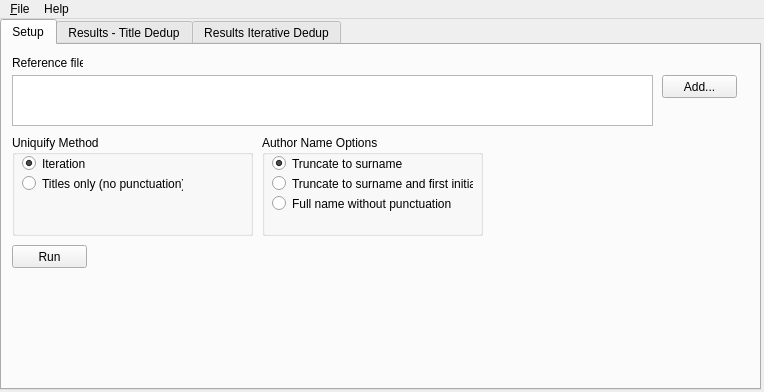
Above: MainWindow.ui from TomMonks/DedupInterface before the change. Below: the same form after it.
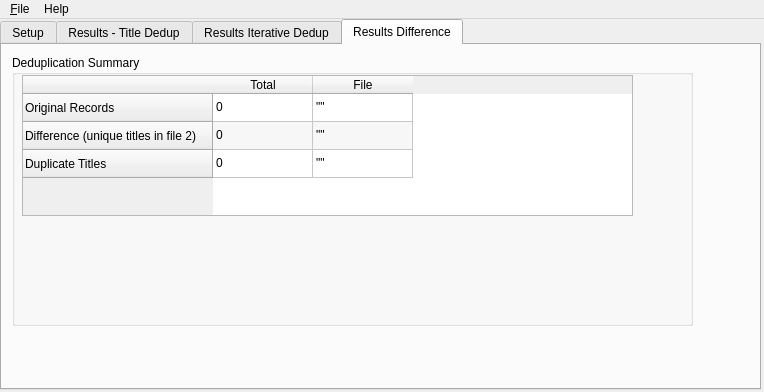
That is the form after the change.

Commit message: Added Difference Functionality - possible bug in output.  Last reference looks truncated

Diff of the .ui file:
```diff
--- a/MainWindow.ui
+++ b/MainWindow.ui
@@ -27,7 +27,7 @@
      <enum>QTabWidget::Rounded</enum>
     </property>
     <property name="currentIndex">
-     <number>0</number>
+     <number>3</number>
     </property>
     <widget class="QWidget" name="tab">
      <attribute name="title">
@@ -509,6 +509,113 @@
       </widget>
      </widget>
     </widget>
+    <widget class="QWidget" name="diff_tab">
+     <attribute name="title">
+      <string>Results Difference</string>
+     </attribute>
+     <widget class="QGroupBox" name="groupBox_5">
+      <property name="geometry">
+       <rect>
+        <x>10</x>
+        <y>10</y>
+        <width>681</width>
+        <height>271</height>
+       </rect>
+      </property>
+      <property name="title">
+       <string>Deduplication Summary</string>
+      </property>
+      <widget class="QTableWidget" name="table_summary_diff">
+       <property name="geometry">
+        <rect>
+         <x>10</x>
+         <y>20</y>
+         <width>611</width>
+         <height>141</height>
+        </rect>
+       </property>
+       <property name="focusPolicy">
+        <enum>Qt::StrongFocus</enum>
+       </property>
+       <property name="verticalScrollBarPolicy">
+        <enum>Qt::ScrollBarAlwaysOff</enum>
+       </property>
+       <property name="alternatingRowColors">
+        <bool>true</bool>
+       </property>
+       <property name="selectionMode">
+        <enum>QAbstractItemView::NoSelection</enum>
+       </property>
+       <property name="selectionBehavior">
+        <enum>QAbstractItemView::SelectRows</enum>
+       </property>
+       <property name="showGrid">
+        <bool>true</bool>
+       </property>
+       <property name="columnCount">
+        <number>2</number>
+       </property>
+       <attribute name="verticalHeaderDefaultSectionSize">
+        <number>28</number>
+       </attribute>
+       <row>
+        <property name="text">
+         <string>Original Records</string>
+        </property>
+       </row>
+       <row>
+        <property name="text">
+         <string>Difference (unique titles in file 2)</string>
+        </property>
+       </row>
+       <row>
+        <property name="text">
+         <string>Duplicate Titles</string>
+        </property>
+       </row>
+       <column>
+        <property name="text">
+         <string>Total</string>
+        </property>
+       </column>
+       <column>
+        <property name="text">
+         <string>File</string>
+        </property>
+       </column>
+       <item row="0" column="0">
+        <property name="text">
+         <string>0</string>
+        </property>
+       </item>
+       <item row="0" column="1">
+        <property name="text">
+         <string>&quot;&quot;</string>
+        </property>
+       </item>
+       <item row="1" column="0">
+        <property name="text">
+         <string>0</string>
+        </property>
+       </item>
+       <item row="1" column="1">
+        <property name="text">
+         <string>&quot;&quot;</string>
+        </property>
+       </item>
+       <item row="2" column="0">
+        <property name="text">
+         <string>0</string>
+        </property>
+       </item>
+       <item row="2" column="1">
+        <property name="text">
+         <string>&quot;&quot;</string>
+        </property>
+       </item>
+      </widget>
+     </widget>
+    </widget>
    </widget>
   </widget>
   <widget class="QMenuBar" name="menuBar">
```
Left out of the diff: 13 changed lines with no effect on the pictures. The commit also changes 12 other files.
